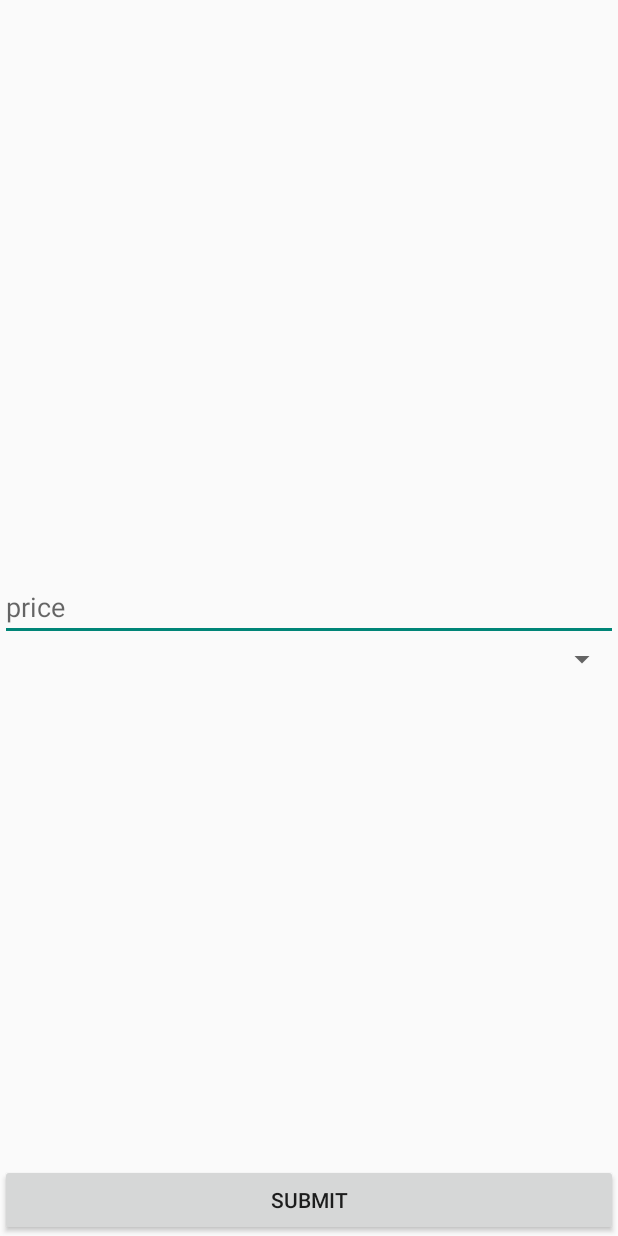
After one commit to bigset1/payless, an Android app: the layout fragment_fill_price_item.xml on its own in the app's theme, with its tools: preview values and no code run, on a phone screen of 412 x 824 dp. The commit adds this screen. Run offline under Robolectric (Android 15) with nearby library versions, the phone set to English and light mode, and no system bars.

Commit message:
added FragmentFillPriceItem

```diff
--- a/mobile/app/src/main/java/com/garage/payless/fragment/FragmentBarcodeScan.java
+++ b/mobile/app/src/main/java/com/garage/payless/fragment/FragmentBarcodeScan.java
@@ -6,6 +6,9 @@ import android.util.Log;
 import android.view.LayoutInflater;
 import android.view.View;
 import android.view.ViewGroup;
+
+import com.garage.payless.FragmentHelper;
+import com.garage.payless.MainActivity;
 
 import me.dm7.barcodescanner.zbar.Result;
 import me.dm7.barcodescanner.zbar.ZBarScannerView;
@@ -57,6 +60,7 @@ public class FragmentBarcodeScan extends Fragment implements  ZBarScannerView.Re
     @Override
     public void handleResult(Result result) {
         Log.e(LOG_TAG, result.getContents());
-        Log.e(LOG_TAG, result.getBarcodeFormat().getName());
+        FragmentHelper.add(getFragmentManager(), FragmentFillPriceItem.newInstance(result.getContents()),
+                MainActivity.FRAME_CONTAINER);
     }
 }
--- /dev/null
+++ b/mobile/app/src/main/res/layout/fragment_fill_price_item.xml
@@ -0,0 +1,40 @@
+<RelativeLayout xmlns:android="http://schemas.android.com/apk/res/android"
+    xmlns:tools="http://schemas.android.com/tools"
+    android:layout_width="match_parent"
+    android:layout_height="match_parent"
+    tools:context="com.garage.payless.fragment.FragmentFillPriceItem">
+
+    <RelativeLayout
+        android:layout_width="match_parent"
+        android:layout_height="wrap_content"
+        android:layout_centerInParent="true">
+
+        <TextView
+            android:id="@+id/textview_barcode"
+            android:layout_width="wrap_content"
+            android:layout_height="wrap_content"
+            android:layout_centerHorizontal="true" />
+
+        <EditText
+            android:id="@+id/edittext_price"
+            android:layout_width="match_parent"
+            android:layout_height="wrap_content"
+            android:layout_marginTop="10dp"
+            android:hint="@string/price"
+            android:inputType="numberDecimal" />
+
+        <Spinner
+            android:id="@+id/spinner"
+            android:layout_width="match_parent"
+            android:layout_height="wrap_content"
+            android:layout_below="@+id/edittext_price" />
+    </RelativeLayout>
+
+    <Button
+        android:layout_width="match_parent"
+        android:layout_height="wrap_content"
+        android:layout_alignParentBottom="true"
+        android:paddingBottom="10dp"
+        android:text="@string/submit" />
+
+</RelativeLayout>
--- a/mobile/app/src/main/res/values/strings.xml
+++ b/mobile/app/src/main/res/values/strings.xml
@@ -7,4 +7,7 @@
 <!-- TODO: Remove or change this placeholder text -->
     <string name="hello_blank_fragment">Hello blank fragment</string>
     <string name="scan_barcode">scan barcode</string>
+    <string name="barcode">barcode</string>
+    <string name="price">price</string>
+    <string name="submit">submit</string>
 </resources>
```
Also changed, not shown: mobile/app/src/main/AndroidManifest.xml (+4 -3 lines), mobile/app/src/main/java/com/garage/payless/fragment/FragmentFillPriceItem.java (added, +59 -0 lines).
